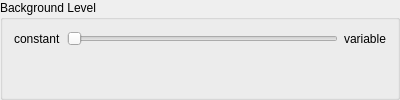
Qt form gui/backgroundlevelgroupbox.ui (ukoethe/simple-STORM) before a commit.
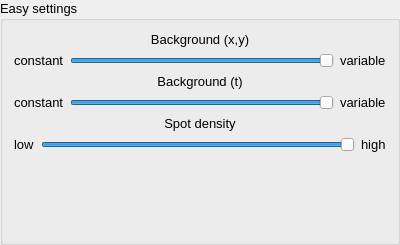
The same form after that commit.

Commit message: added parameter for asymmetry check and new "easy options" for the gui

What changed in the file:
```diff
--- a/gui/backgroundlevelgroupbox.ui
+++ b/gui/backgroundlevelgroupbox.ui
@@ -7,16 +7,28 @@
     <x>0</x>
     <y>0</y>
     <width>400</width>
-    <height>100</height>
+    <height>245</height>
    </rect>
   </property>
+  <property name="font">
+   <font>
+    <pointsize>10</pointsize>
+   </font>
+  </property>
   <property name="windowTitle">
    <string>GroupBox</string>
   </property>
   <property name="title">
-   <string>Background Level</string>
+   <string>Easy settings</string>
   </property>
   <layout class="QVBoxLayout" name="verticalLayout">
+   <item>
+    <widget class="QLabel" name="label_5">
+     <property name="text">
+      <string>&lt;html&gt;&lt;head/&gt;&lt;body&gt;&lt;p align=&quot;center&quot;&gt;Background (x,y)&lt;/p&gt;&lt;/body&gt;&lt;/html&gt;</string>
+     </property>
+    </widget>
+   </item>
    <item>
     <layout class="QHBoxLayout" name="horizontalLayout">
      <item>
@@ -27,10 +39,19 @@
       </widget>
      </item>
      <item>
-      <widget class="QSlider" name="sldr_backgroundLevel">
+      <widget class="QSlider" name="sldr_xyBackgroundLevel">
+       <property name="font">
+        <font>
+         <weight>50</weight>
+         <bold>false</bold>
+        </font>
+       </property>
        <property name="maximum">
         <number>100</number>
        </property>
+       <property name="sliderPosition">
+        <number>100</number>
+       </property>
        <property name="orientation">
         <enum>Qt::Horizontal</enum>
        </property>
@@ -45,6 +66,91 @@
      </item>
     </layout>
    </item>
+   <item>
+    <widget class="QLabel" name="label_7">
+     <property name="text">
+      <string>&lt;html&gt;&lt;head/&gt;&lt;body&gt;&lt;p align=&quot;center&quot;&gt;Background (t)&lt;/p&gt;&lt;/body&gt;&lt;/html&gt;</string>
+     </property>
+    </widget>
+   </item>
+   <item>
+    <layout class="QHBoxLayout" name="horizontalLayout_7">
+     <property name="bottomMargin">
+      <number>0</number>
+     </property>
+     <item>
+      <widget class="QLabel" name="label_9">
+       <property name="text">
+        <string>constant</string>
+       </property>
+      </widget>
+     </item>
+     <item>
+      <widget class="QSlider" name="sldr_tBackgroundLevel">
+       <property name="maximum">
+        <number>100</number>
+       </property>
+       <property name="value">
+        <number>100</number>
+       </property>
+       <property name="orientation">
+        <enum>Qt::Horizontal</enum>
+       </property>
+      </widget>
+     </item>
+     <item>
+      <widget class="QLabel" name="label_8">
+       <property name="text">
+        <string>variable</string>
+       </property>
+      </widget>
+     </item>
+    </layout>
+   </item>
+   <item>
+    <widget class="QLabel" name="label_6">
+     <property name="text">
+      <string>&lt;html&gt;&lt;head/&gt;&lt;body&gt;&lt;p align=&quot;center&quot;&gt;Spot density&lt;/p&gt;&lt;/body&gt;&lt;/html&gt;</string>
+     </property>
+    </widget>
+   </item>
+   <item>
+    <layout class="QHBoxLayout" name="horizontalLayout_6">
+     <property name="bottomMargin">
+      <number>0</number>
+     </property>
+     <item>
+      <widget class="QLabel" name="label_4">
+       <property name="text">
+        <string>low</string>
+       </property>
+      </widget>
+     </item>
+     <item>
+      <widget class="QSlider" name="sldr_spotDensity">
+       <property name="maximum">
+        <number>100</number>
+       </property>
+       <property name="value">
+        <number>100</number>
+       </property>
+       <property name="sliderPosition">
+        <number>100</number>
+       </property>
+       <property name="orientation">
+        <enum>Qt::Horizontal</enum>
+       </property>
+      </widget>
+     </item>
+     <item>
+      <widget class="QLabel" name="label_3">
+       <property name="text">
+        <string>high</string>
+       </property>
+      </widget>
+     </item>
+    </layout>
+   </item>
    <item>
     <spacer name="verticalSpacer">
      <property name="orientation">
```
The commit also changes 5 other files.
